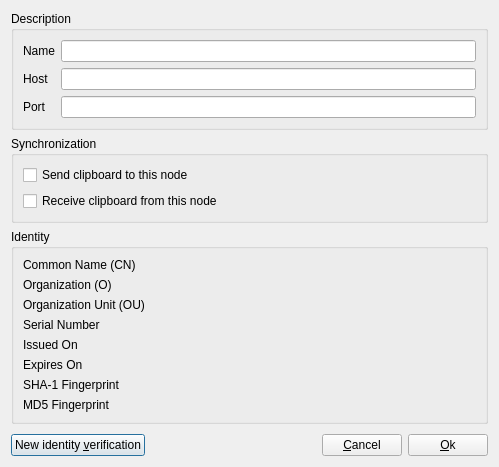
Above: haveclip-desktop/src/NodeDialog.ui from aither64/haveclip-desktop before the change. Below: the same form after it.
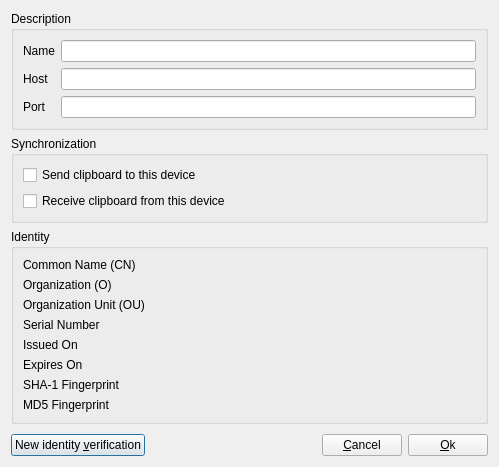
That is the form after the change. Icons and pictures are not drawn.

Commit message: Rename pool and nodes to devices

What changed in the file:
```diff
--- a/haveclip-desktop/src/NodeDialog.ui
+++ b/haveclip-desktop/src/NodeDialog.ui
@@ -66,14 +66,14 @@
       <item>
        <widget class="QCheckBox" name="sendCheckBox">
         <property name="text">
-         <string>Send clipboard to this node</string>
+         <string>Send clipboard to this device</string>
         </property>
        </widget>
       </item>
       <item>
        <widget class="QCheckBox" name="receiveCheckBox">
         <property name="text">
-         <string>Receive clipboard from this node</string>
+         <string>Receive clipboard from this device</string>
         </property>
        </widget>
       </item>
```
Left out of the diff: 2 changed lines with no effect on the pictures. The commit also changes 3 other files.
